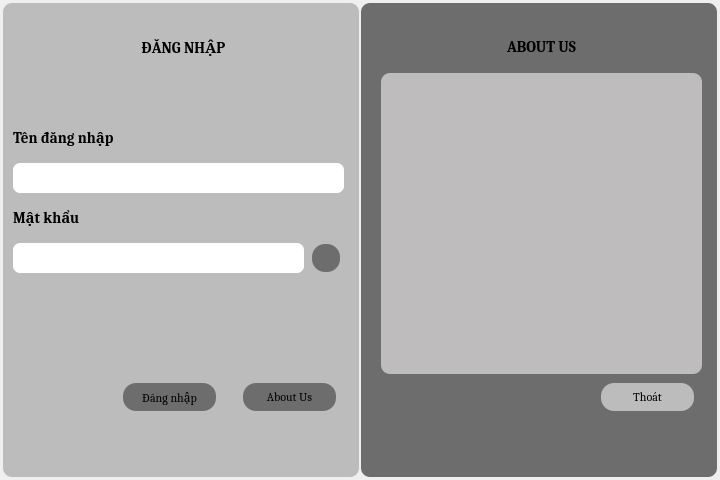
Qt form login.ui (cdghhhiilnnotu/Face-Attendance-CLIENT) before a commit.
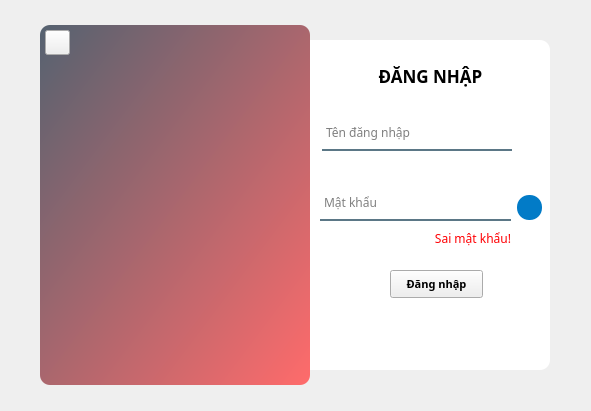
The same form after that commit. Icons and pictures are not drawn.

```diff
--- a/login.ui
+++ b/login.ui
@@ -2,23 +2,14 @@
 <ui version="4.0">
  <class>Login</class>
  <widget class="QMainWindow" name="Login">
-  <property name="enabled">
-   <bool>true</bool>
-  </property>
   <property name="geometry">
    <rect>
     <x>0</x>
     <y>0</y>
-    <width>720</width>
-    <height>480</height>
+    <width>591</width>
+    <height>411</height>
    </rect>
   </property>
-  <property name="sizePolicy">
-   <sizepolicy hsizetype="Preferred" vsizetype="Preferred">
-    <horstretch>0</horstretch>
-    <verstretch>0</verstretch>
-   </sizepolicy>
-  </property>
   <property name="font">
    <font>
     <family>Cambria</family>
@@ -27,78 +18,46 @@
   <property name="windowTitle">
    <string notr="true">Login</string>
   </property>
-  <widget class="QWidget" name="loginWidget">
-   <property name="enabled">
-    <bool>true</bool>
-   </property>
-   <property name="minimumSize">
-    <size>
-     <width>720</width>
-     <height>480</height>
-    </size>
-   </property>
-   <property name="font">
-    <font>
-     <family>MS Shell Dlg 2</family>
-    </font>
-   </property>
-   <layout class="QHBoxLayout" name="horizontalLayout">
-    <property name="spacing">
-     <number>0</number>
-    </property>
-    <property name="leftMargin">
-     <number>2</number>
-    </property>
-    <property name="topMargin">
-     <number>2</number>
-    </property>
-    <property name="rightMargin">
-     <number>2</number>
-    </property>
-    <property name="bottomMargin">
-     <number>2</number>
-    </property>
-    <item>
-     <widget class="QWidget" name="container" native="true">
-      <property name="layoutDirection">
-       <enum>Qt::LeftToRight</enum>
-      </property>
-      <property name="autoFillBackground">
-       <bool>false</bool>
-      </property>
+  <widget class="QWidget" name="login_window">
+   <widget class="QWidget" name="window" native="true">
+    <property name="geometry">
+     <rect>
+      <x>0</x>
+      <y>0</y>
+      <width>591</width>
+      <height>411</height>
+     </rect>
+    </property>
+    <property name="cursor">
+     <cursorShape>ArrowCursor</cursorShape>
+    </property>
       <property name="styleSheet">
-       <string notr="true"/>
-      </property>
-      <layout class="QHBoxLayout" name="horizontalLayout_2" stretch="0,0">
-       <property name="spacing">
-        <number>2</number>
-       </property>
-       <property name="leftMargin">
-        <number>1</number>
-       </property>
-       <property name="topMargin">
-        <number>1</number>
-       </property>
-       <property name="rightMargin">
-        <number>1</number>
-       </property>
-       <property name="bottomMargin">
-        <number>1</number>
-       </property>
-       <item>
-        <widget class="QWidget" name="signin_page" native="true">
-         <property name="styleSheet">
-          <string notr="true">background-color: rgb(188, 188, 188);
-border-radius: 9px;
+     <string notr="true">QPushButton#sign_in_btn{
+	background-color: rgba(85, 98, 112, 200);
+	color: rgba(255,255,255,200);
+	border-radius: 5px;
+}
+
+QPushButton#sign_in_btn:pressed{
+	padding-left: 5px;
+	padding-top: 5px;
+	background-color: rgba(255,107,107, 255);
+	background-position: calc(100% - 5px)center;
+}
+
+QPushButton#sign_in_btn:hover{
+	background-color: rgba(255,107,107, 255);
+}
+
 </string>
          </property>
-         <widget class="QPushButton" name="signin_btn">
+    <widget class="QLabel" name="log_side">
           <property name="geometry">
            <rect>
-            <x>120</x>
-            <y>380</y>
-            <width>93</width>
-            <height>28</height>
+       <x>290</x>
+       <y>40</y>
+       <width>260</width>
+       <height>330</height>
            </rect>
           </property>
           <property name="font">
@@ -107,20 +66,20 @@
            </font>
           </property>
           <property name="styleSheet">
-           <string notr="true">background-color: rgb(109, 109, 109);
-border-radius: 13px;</string>
+      <string notr="true">background-color: rgb(255, 255, 255);
+border-radius: 10px;</string>
           </property>
           <property name="text">
-           <string>Đăng nhập</string>
-          </property>
-         </widget>
-         <widget class="QPushButton" name="about_btn">
+      <string/>
+     </property>
+    </widget>
+    <widget class="QLabel" name="decor_side">
           <property name="geometry">
            <rect>
-            <x>240</x>
-            <y>380</y>
-            <width>93</width>
-            <height>28</height>
+       <x>40</x>
+       <y>25</y>
+       <width>270</width>
+       <height>360</height>
            </rect>
           </property>
           <property name="font">
@@ -129,293 +88,221 @@
            </font>
           </property>
           <property name="styleSheet">
-           <string notr="true">background-color: rgb(109, 109, 109);
-border-radius: 13px;</string>
+      <string notr="true">background-color: qlineargradient(spread:pad, x1:0, y1:0, x2:1, y2:1, stop:0 rgba(85, 98, 112, 255), stop:1 rgba(255, 107, 107, 255));
+border-radius: 10px;</string>
           </property>
           <property name="text">
-           <string>About Us</string>
+      <string/>
+     </property>
+    </widget>
+    <widget class="QLabel" name="sign_in_title">
+     <property name="geometry">
+      <rect>
+       <x>360</x>
+       <y>60</y>
+       <width>141</width>
+       <height>31</height>
+      </rect>
+     </property>
+     <property name="font">
+      <font>
+       <family>Cascadia Code</family>
+       <pointsize>13</pointsize>
+       <weight>75</weight>
+       <bold>true</bold>
+      </font>
+     </property>
+     <property name="text">
+      <string>ĐĂNG NHẬP</string>
+     </property>
+     <property name="alignment">
+      <set>Qt::AlignCenter</set>
           </property>
          </widget>
          <widget class="QLineEdit" name="signin_username_input">
           <property name="geometry">
            <rect>
-            <x>10</x>
-            <y>160</y>
-            <width>331</width>
-            <height>30</height>
+       <x>322</x>
+       <y>120</y>
+       <width>190</width>
+       <height>31</height>
            </rect>
           </property>
           <property name="font">
            <font>
-            <family>Cambria</family>
-            <pointsize>10</pointsize>
+       <family>Cascadia Code</family>
+       <pointsize>9</pointsize>
            </font>
           </property>
           <property name="styleSheet">
-           <string notr="true">background-color: rgb(255, 255, 255);
-border-radius: 7px;</string>
-          </property>
-          <property name="text">
-           <string/>
+      <string notr="true">background-color: rgba(0,0,0,0);
+border: 2px solid rgba(0,0,0,0);
+border-bottom-color: rgba(46, 82, 101, 200);
+color: rgb(0,0,0);
+padding-bottom:7px;
+</string>
+     </property>
+     <property name="placeholderText">
+      <string>Tên đăng nhập</string>
           </property>
          </widget>
          <widget class="QLineEdit" name="signin_password_input">
           <property name="geometry">
            <rect>
-            <x>10</x>
-            <y>240</y>
-            <width>291</width>
-            <height>30</height>
+       <x>320</x>
+       <y>190</y>
+       <width>191</width>
+       <height>31</height>
            </rect>
           </property>
           <property name="font">
            <font>
-            <family>Cambria</family>
-            <pointsize>10</pointsize>
+       <family>Cascadia Code</family>
+       <pointsize>9</pointsize>
            </font>
           </property>
           <property name="styleSheet">
-           <string notr="true">background-color: rgb(255, 255, 255);
-border-radius: 7px;</string>
-          </property>
-          <property name="text">
-           <string/>
+      <string notr="true">background-color: rgba(0,0,0,0);
+border: 2px solid rgba(0,0,0,0);
+border-bottom-color: rgba(46, 82, 101, 200);
+color: rgb(0,0,0);
+padding-bottom:7px;
+</string>
           </property>
           <property name="echoMode">
            <enum>QLineEdit::Password</enum>
           </property>
-         </widget>
-         <widget class="QLabel" name="signin_username_label">
-          <property name="geometry">
-           <rect>
-            <x>10</x>
-            <y>120</y>
-            <width>261</width>
-            <height>28</height>
-           </rect>
-          </property>
-          <property name="font">
-           <font>
-            <family>Cambria</family>
-            <pointsize>11</pointsize>
-            <weight>75</weight>
-            <bold>true</bold>
-            <underline>false</underline>
-           </font>
-          </property>
-          <property name="layoutDirection">
-           <enum>Qt::LeftToRight</enum>
-          </property>
-          <property name="styleSheet">
-           <string notr="true"/>
-          </property>
-          <property name="text">
-           <string>Tên đăng nhập</string>
-          </property>
-          <property name="alignment">
-           <set>Qt::AlignLeading|Qt::AlignLeft|Qt::AlignVCenter</set>
-          </property>
-         </widget>
-         <widget class="QLabel" name="signin_password_label">
-          <property name="geometry">
-           <rect>
-            <x>10</x>
-            <y>200</y>
-            <width>261</width>
-            <height>28</height>
-           </rect>
-          </property>
-          <property name="font">
-           <font>
-            <family>Cambria</family>
-            <pointsize>11</pointsize>
-            <weight>75</weight>
-            <bold>true</bold>
-            <underline>false</underline>
-           </font>
-          </property>
-          <property name="layoutDirection">
-           <enum>Qt::LeftToRight</enum>
-          </property>
-          <property name="styleSheet">
-           <string notr="true"/>
-          </property>
-          <property name="text">
+     <property name="placeholderText">
            <string>Mật khẩu</string>
           </property>
-          <property name="alignment">
-           <set>Qt::AlignLeading|Qt::AlignLeft|Qt::AlignVCenter</set>
-          </property>
-         </widget>
-         <widget class="QLabel" name="signin_name_label">
+    </widget>
+    <widget class="QPushButton" name="signin_btn">
           <property name="geometry">
            <rect>
-            <x>50</x>
-            <y>30</y>
-            <width>261</width>
-            <height>28</height>
-           </rect>
-          </property>
-          <property name="font">
-           <font>
-            <family>Cambria</family>
-            <pointsize>11</pointsize>
-            <weight>75</weight>
-            <bold>true</bold>
-            <underline>false</underline>
-           </font>
-          </property>
-          <property name="layoutDirection">
-           <enum>Qt::LeftToRight</enum>
-          </property>
-          <property name="styleSheet">
-           <string notr="true"/>
-          </property>
-          <property name="text">
-           <string>ĐĂNG NHẬP</string>
-          </property>
-          <property name="alignment">
-           <set>Qt::AlignCenter</set>
-          </property>
-         </widget>
-         <widget class="QPushButton" name="hide_password_btn">
-          <property name="geometry">
-           <rect>
-            <x>309</x>
-            <y>241</y>
-            <width>28</width>
-            <height>28</height>
-           </rect>
-          </property>
-          <property name="font">
-           <font>
-            <family>Cambria</family>
-           </font>
-          </property>
-          <property name="styleSheet">
-           <string notr="true">background-color: rgb(109, 109, 109);
-border-radius: 13px;</string>
-          </property>
-          <property name="text">
-           <string/>
-          </property>
-         </widget>
-        </widget>
-       </item>
-       <item>
-        <widget class="QWidget" name="signup_page" native="true">
-         <property name="maximumSize">
-          <size>
-           <width>16777215</width>
-           <height>16777215</height>
-          </size>
-         </property>
-         <property name="styleSheet">
-          <string notr="true">background-color: rgb(109, 109, 109);
-border-radius: 9px;</string>
-         </property>
-         <widget class="QPushButton" name="cancel_btn">
-          <property name="geometry">
-           <rect>
-            <x>240</x>
-            <y>380</y>
+       <x>390</x>
+       <y>270</y>
             <width>93</width>
             <height>28</height>
            </rect>
           </property>
           <property name="font">
            <font>
-            <family>Cambria</family>
-           </font>
-          </property>
-          <property name="styleSheet">
-           <string notr="true">background-color: rgb(188, 188, 188);
-border-radius: 13px;</string>
-          </property>
-          <property name="text">
-           <string>Thoát</string>
-          </property>
-         </widget>
-         <widget class="QLabel" name="aboutus_label">
-          <property name="geometry">
-           <rect>
-            <x>50</x>
-            <y>30</y>
-            <width>261</width>
-            <height>28</height>
-           </rect>
-          </property>
-          <property name="font">
-           <font>
-            <family>Cambria</family>
-            <pointsize>11</pointsize>
+       <family>Cascadia Code</family>
+       <pointsize>8</pointsize>
             <weight>75</weight>
             <bold>true</bold>
-            <underline>false</underline>
-           </font>
-          </property>
-          <property name="layoutDirection">
-           <enum>Qt::LeftToRight</enum>
-          </property>
+      </font>
+     </property>
           <property name="styleSheet">
            <string notr="true"/>
           </property>
           <property name="text">
-           <string>ABOUT US</string>
+      <string>Đăng nhập</string>
+     </property>
+    </widget>
+    <widget class="QLabel" name="wrong_pass_label">
+     <property name="geometry">
+      <rect>
+       <x>380</x>
+       <y>230</y>
+       <width>131</width>
+       <height>16</height>
+      </rect>
+     </property>
+     <property name="font">
+      <font>
+       <family>Cascadia Mono SemiBold</family>
+      </font>
+     </property>
+     <property name="styleSheet">
+      <string notr="true">color: rgb(255, 0, 4);</string>
+     </property>
+     <property name="text">
+      <string>Sai mật khẩu!</string>
           </property>
           <property name="alignment">
-           <set>Qt::AlignCenter</set>
-          </property>
-         </widget>
-         <widget class="QLabel" name="aboutus_info_label">
+      <set>Qt::AlignRight|Qt::AlignTrailing|Qt::AlignVCenter</set>
+     </property>
+    </widget>
+    <widget class="QPushButton" name="signin_exit_btn">
           <property name="geometry">
            <rect>
-            <x>20</x>
-            <y>70</y>
-            <width>321</width>
-            <height>301</height>
+       <x>45</x>
+       <y>30</y>
+       <width>25</width>
+       <height>25</height>
            </rect>
           </property>
           <property name="font">
            <font>
-            <family>Cambria</family>
+       <family>Cascadia Code</family>
             <pointsize>8</pointsize>
             <weight>50</weight>
             <bold>false</bold>
-            <underline>false</underline>
-           </font>
+      </font>
+     </property>
+     <property name="cursor">
+      <cursorShape>PointingHandCursor</cursorShape>
+     </property>
+     <property name="styleSheet">
+      <string notr="true">background-color: rgba(255, 255, 255, 0);
+border-radius: 10px;
+
+QPushButton #exit_btn:hover{
+	background-color: rgb(255, 255, 255);
+}</string>
+     </property>
+     <property name="text">
+      <string/>
+     </property>
+     <property name="icon">
+      <iconset resource="resources/EC8482/resources.qrc">
+       <normaloff>:/icons/x.svg</normaloff>:/icons/x.svg</iconset>
+     </property>
+    </widget>
+    <widget class="QPushButton" name="hide_password_btn">
+     <property name="geometry">
+      <rect>
+       <x>517</x>
+       <y>195</y>
+       <width>25</width>
+       <height>25</height>
+      </rect>
+     </property>
+     <property name="font">
+      <font>
+       <family>Cascadia Code</family>
+       <pointsize>8</pointsize>
+       <weight>75</weight>
+       <bold>true</bold>
+      </font>
+     </property>
+     <property name="cursor">
+      <cursorShape>PointingHandCursor</cursorShape>
           </property>
           <property name="layoutDirection">
            <enum>Qt::LeftToRight</enum>
           </property>
+     <property name="autoFillBackground">
+      <bool>false</bool>
+     </property>
           <property name="styleSheet">
-           <string notr="true">background-color: rgb(190, 188, 188);
-padding: 0px 10px;</string>
+      <string notr="true">border-radius: 12px;
+background-color: rgb(2, 123, 199);</string>
           </property>
           <property name="text">
            <string/>
           </property>
-          <property name="textFormat">
-           <enum>Qt::AutoText</enum>
-          </property>
-          <property name="alignment">
-           <set>Qt::AlignLeading|Qt::AlignLeft|Qt::AlignVCenter</set>
-          </property>
-          <property name="wordWrap">
-           <bool>true</bool>
-          </property>
-          <property name="margin">
-           <number>10</number>
-          </property>
-         </widget>
-        </widget>
-       </item>
-      </layout>
-     </widget>
-    </item>
-   </layout>
-  </widget>
- </widget>
- <resources/>
+     <property name="icon">
+      <iconset>
+       <normaloff>:/icons/EC8482/alert-circle.svg</normaloff>:/icons/EC8482/alert-circle.svg</iconset>
+     </property>
+    </widget>
+   </widget>
+  </widget>
+ </widget>
+ <resources>
+  <include location="resources/EC8482/resources.qrc"/>
+ </resources>
  <connections/>
 </ui>
```
Left out of the diff: 2 changed lines with no effect on the pictures. Lines whose indentation alone changed are shown as unchanged.
